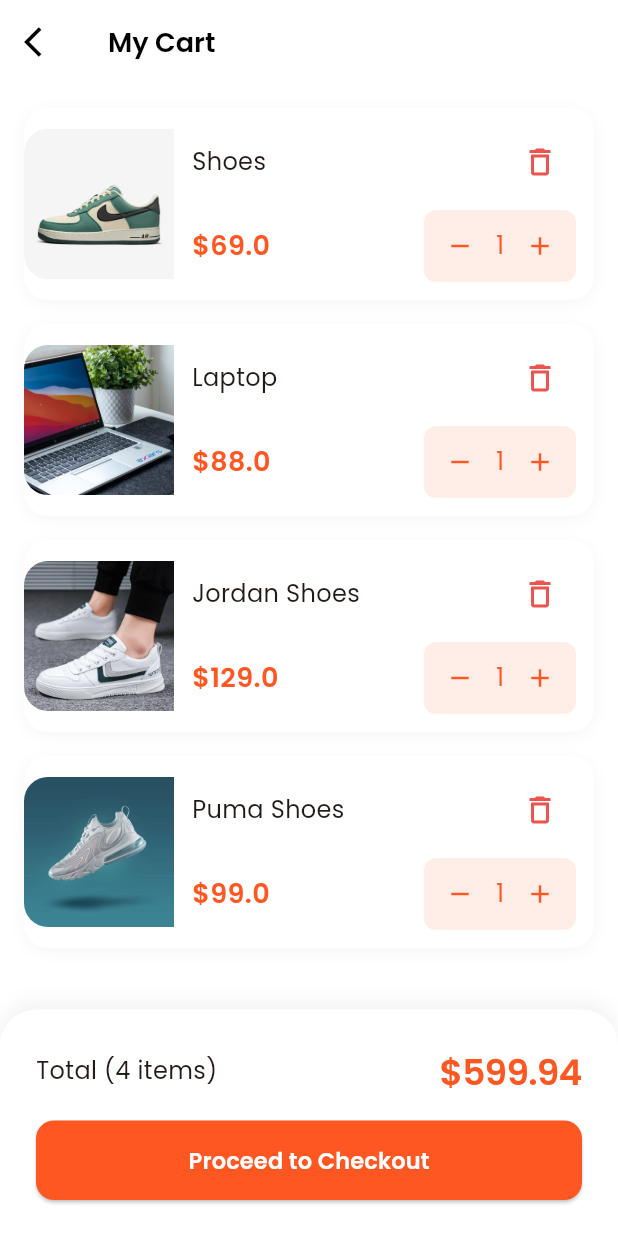
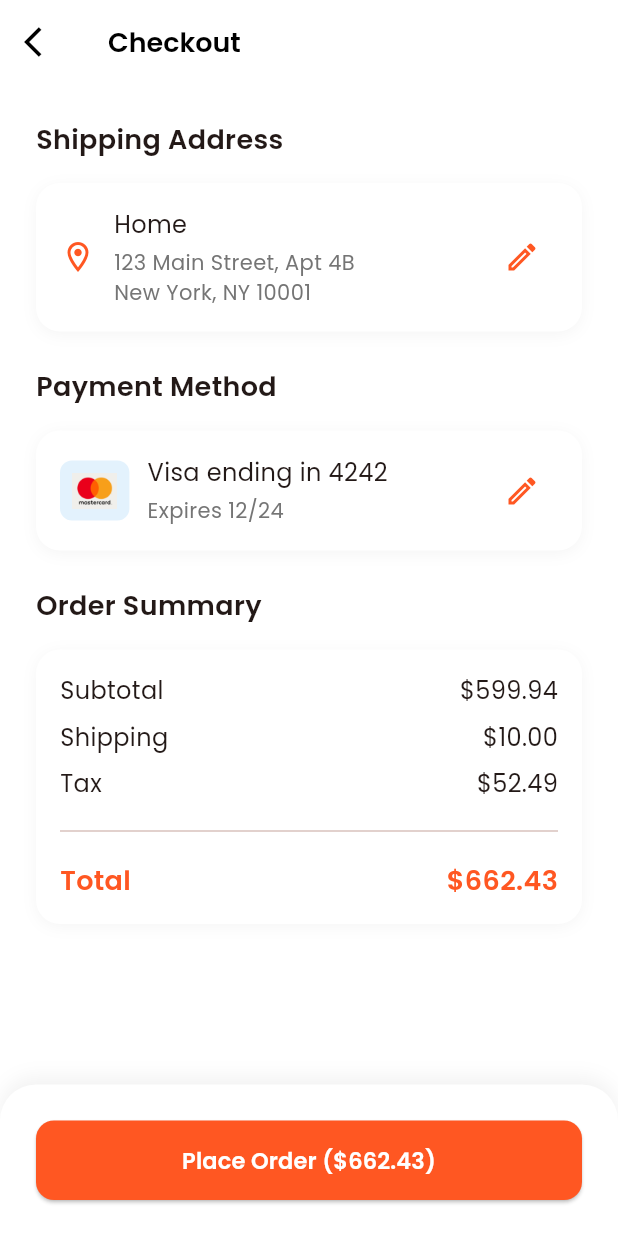
Before and after one commit to Edil-Ayehu/UI-2-Ecommerce-, a Flutter app: the CartScreen screen opened directly, after a tap on "Proceed to Checkout", on a phone screen of 412 x 824 dp. Run offline on Flutter 3.47's test engine with Material 3 defaults, Android fonts, the phone set to English and light mode, and no system bars; our stand-ins replace get, get_storage, google_fonts, share_plus; accounts and stored records are empty.

Commit message:
checkout screen

```diff
--- a/lib/view/pages/cart_screen.dart
+++ b/lib/view/pages/cart_screen.dart
@@ -1,3 +1,4 @@
+import 'package:ecommerce_ui/view/pages/checkout_screen.dart';
 import 'package:flutter/material.dart';
 import 'package:get/get.dart';
 import 'package:ecommerce_ui/utils/app_textstyles.dart';
@@ -299,7 +300,7 @@ class CartScreen extends StatelessWidget {
           SizedBox(
             width: double.infinity,
             child: ElevatedButton(
-              onPressed: () {},
+              onPressed: () => Get.to(() => const CheckoutScreen()),
               style: ElevatedButton.styleFrom(
                 backgroundColor: Theme.of(context).primaryColor,
                 padding: const EdgeInsets.symmetric(vertical: 16),
--- /dev/null
+++ b/lib/view/pages/checkout_screen.dart
@@ -0,0 +1,288 @@
+import 'package:flutter/material.dart';
+import 'package:get/get.dart';
+import 'package:ecommerce_ui/utils/app_textstyles.dart';
+
+class CheckoutScreen extends StatelessWidget {
+  const CheckoutScreen({super.key});
+
+  @override
+  Widget build(BuildContext context) {
+    final isDark = Theme.of(context).brightness == Brightness.dark;
+
+    return Scaffold(
+      backgroundColor: Theme.of(context).scaffoldBackgroundColor,
+      appBar: AppBar(
+        leading: IconButton(
+          icon: Icon(
+            Icons.arrow_back_ios,
+            color: isDark ? Colors.white : Colors.black,
+          ),
+          onPressed: () => Get.back(),
+        ),
+        title: Text(
+          'Checkout',
+          style: AppTextStyle.withColor(
+            AppTextStyle.h3,
+            isDark ? Colors.white : Colors.black,
+          ),
+        ),
+      ),
+      body: SingleChildScrollView(
+        padding: const EdgeInsets.all(24),
+        child: Column(
+          crossAxisAlignment: CrossAxisAlignment.start,
+          children: [
+            _buildSectionTitle(context, 'Shipping Address'),
+            const SizedBox(height: 16),
+            _buildAddressCard(context),
+            const SizedBox(height: 24),
+            _buildSectionTitle(context, 'Payment Method'),
+            const SizedBox(height: 16),
+            _buildPaymentMethodCard(context),
+            const SizedBox(height: 24),
+            _buildSectionTitle(context, 'Order Summary'),
+            const SizedBox(height: 16),
+            _buildOrderSummary(context),
+          ],
+        ),
+      ),
+      bottomNavigationBar: _buildBottomBar(context),
+    );
+  }
+
+  Widget _buildSectionTitle(BuildContext context, String title) {
+    return Text(
+      title,
+      style: AppTextStyle.withColor(
+        AppTextStyle.h3,
+        Theme.of(context).textTheme.bodyLarge!.color!,
+      ),
+    );
+  }
+
+  Widget _buildAddressCard(BuildContext context) {
+    final isDark = Theme.of(context).brightness == Brightness.dark;
+
+    return Container(
+      padding: const EdgeInsets.all(16),
+      decoration: BoxDecoration(
+        color: Theme.of(context).cardColor,
+        borderRadius: BorderRadius.circular(16),
+        boxShadow: [
+          BoxShadow(
+            color: isDark
+                ? Colors.black.withOpacity(0.2)
+                : Colors.grey.withOpacity(0.1),
+            blurRadius: 8,
+            offset: const Offset(0, 2),
+          ),
+        ],
+      ),
+      child: Column(
+        children: [
+          Row(
+            children: [
+              Icon(
+                Icons.location_on_outlined,
+                color: Theme.of(context).primaryColor,
+              ),
+              const SizedBox(width: 12),
+              Expanded(
+                child: Column(
+                  crossAxisAlignment: CrossAxisAlignment.start,
+                  children: [
+                    Text(
+                      'Home',
+                      style: AppTextStyle.withColor(
+                        AppTextStyle.bodyLarge,
+                        Theme.of(context).textTheme.bodyLarge!.color!,
+                      ),
+                    ),
+                    const SizedBox(height: 4),
+                    Text(
+                      '123 Main Street, Apt 4B\nNew York, NY 10001',
+                      style: AppTextStyle.withColor(
+                        AppTextStyle.bodySmall,
+                        isDark ? Colors.grey[400]! : Colors.grey[600]!,
+                      ),
+                    ),
+                  ],
+                ),
+              ),
+              IconButton(
+                icon: Icon(
+                  Icons.edit_outlined,
+                  color: Theme.of(context).primaryColor,
+                ),
+                onPressed: () {},
+              ),
+            ],
+          ),
+        ],
+      ),
+    );
+  }
+
+  Widget _buildPaymentMethodCard(BuildContext context) {
+    final isDark = Theme.of(context).brightness == Brightness.dark;
+
+    return Container(
+      padding: const EdgeInsets.all(16),
+      decoration: BoxDecoration(
+        color: Theme.of(context).cardColor,
+        borderRadius: BorderRadius.circular(16),
+        boxShadow: [
+          BoxShadow(
+            color: isDark
+                ? Colors.black.withOpacity(0.2)
+                : Colors.grey.withOpacity(0.1),
+            blurRadius: 8,
+            offset: const Offset(0, 2),
+          ),
+        ],
+      ),
+      child: Column(
+        children: [
+          Row(
+            children: [
+              Container(
+                padding: const EdgeInsets.all(8),
+                decoration: BoxDecoration(
+                  color: Colors.blue[50],
+                  borderRadius: BorderRadius.circular(8),
+                ),
+                child: Image.asset(
+                  'assets/images/mastercard.png',
+                  height: 24,
+                ),
+              ),
+              const SizedBox(width: 12),
+              Expanded(
+                child: Column(
+                  crossAxisAlignment: CrossAxisAlignment.start,
+                  children: [
+                    Text(
+                      'Visa ending in 4242',
+                      style: AppTextStyle.withColor(
+                        AppTextStyle.bodyLarge,
+                        Theme.of(context).textTheme.bodyLarge!.color!,
+                      ),
+                    ),
+                    const SizedBox(height: 4),
+                    Text(
+                      'Expires 12/24',
+                      style: AppTextStyle.withColor(
+                        AppTextStyle.bodySmall,
+                        isDark ? Colors.grey[400]! : Colors.grey[600]!,
+                      ),
+                    ),
+                  ],
+                ),
+              ),
+              IconButton(
+                icon: Icon(
+                  Icons.edit_outlined,
+                  color: Theme.of(context).primaryColor,
+                ),
+                onPressed: () {},
+              ),
+            ],
+          ),
+        ],
+      ),
+    );
+  }
+
+  Widget _buildOrderSummary(BuildContext context) {
+    final isDark = Theme.of(context).brightness == Brightness.dark;
+
+    return Container(
+      padding: const EdgeInsets.all(16),
+      decoration: BoxDecoration(
+        color: Theme.of(context).cardColor,
+        borderRadius: BorderRadius.circular(16),
+        boxShadow: [
+          BoxShadow(
+            color: isDark
+                ? Colors.black.withOpacity(0.2)
+                : Colors.grey.withOpacity(0.1),
+            blurRadius: 8,
+            offset: const Offset(0, 2),
+          ),
+        ],
+      ),
+      child: Column(
+        children: [
+          _buildSummaryRow(context, 'Subtotal', '\$599.94'),
+          const SizedBox(height: 8),
+          _buildSummaryRow(context, 'Shipping', '\$10.00'),
+          const SizedBox(height: 8),
+          _buildSummaryRow(context, 'Tax', '\$52.49'),
+          const Padding(
+            padding: EdgeInsets.symmetric(vertical: 12),
+            child: Divider(),
+          ),
+          _buildSummaryRow(context, 'Total', '\$662.43', isTotal: true),
+        ],
+      ),
+    );
+  }
+
+  Widget _buildSummaryRow(BuildContext context, String label, String value,
+      {bool isTotal = false}) {
+    final textStyle = isTotal ? AppTextStyle.h3 : AppTextStyle.bodyLarge;
+    final color = isTotal
+        ? Theme.of(context).primaryColor
+        : Theme.of(context).textTheme.bodyLarge!.color!;
+
+    return Row(
+      mainAxisAlignment: MainAxisAlignment.spaceBetween,
+      children: [
+        Text(
+          label,
+          style: AppTextStyle.withColor(textStyle, color),
+        ),
+        Text(
+          value,
+          style: AppTextStyle.withColor(textStyle, color),
+        ),
+      ],
+    );
+  }
+
+  Widget _buildBottomBar(BuildContext context) {
+    return SafeArea(
+      child: Container(
+        padding: const EdgeInsets.all(24),
+        decoration: BoxDecoration(
+          color: Theme.of(context).cardColor,
+          borderRadius: const BorderRadius.vertical(top: Radius.circular(24)),
+          boxShadow: [
+            BoxShadow(
+              color: Colors.black.withOpacity(0.05),
+              blurRadius: 10,
+              offset: const Offset(0, -5),
+            ),
+          ],
+        ),
+        child: ElevatedButton(
+          onPressed: () {},
+          style: ElevatedButton.styleFrom(
+            backgroundColor: Theme.of(context).primaryColor,
+            padding: const EdgeInsets.symmetric(vertical: 16),
+            shape: RoundedRectangleBorder(
+              borderRadius: BorderRadius.circular(12),
+            ),
+          ),
+          child: Text(
+            'Place Order (\$662.43)',
+            style: AppTextStyle.withColor(
+              AppTextStyle.buttonMedium,
+              Colors.white,
+            ),
+          ),
+        ),
+      ),
+    );
+  }
+}
```
Also changed, not shown: assets/images/mastercard.png (added).
